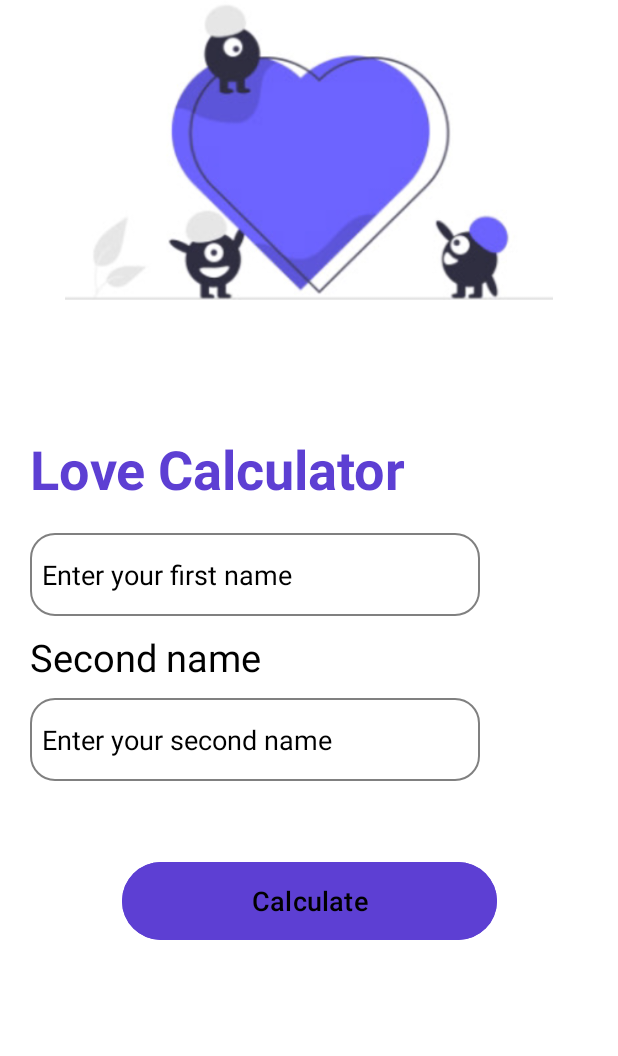
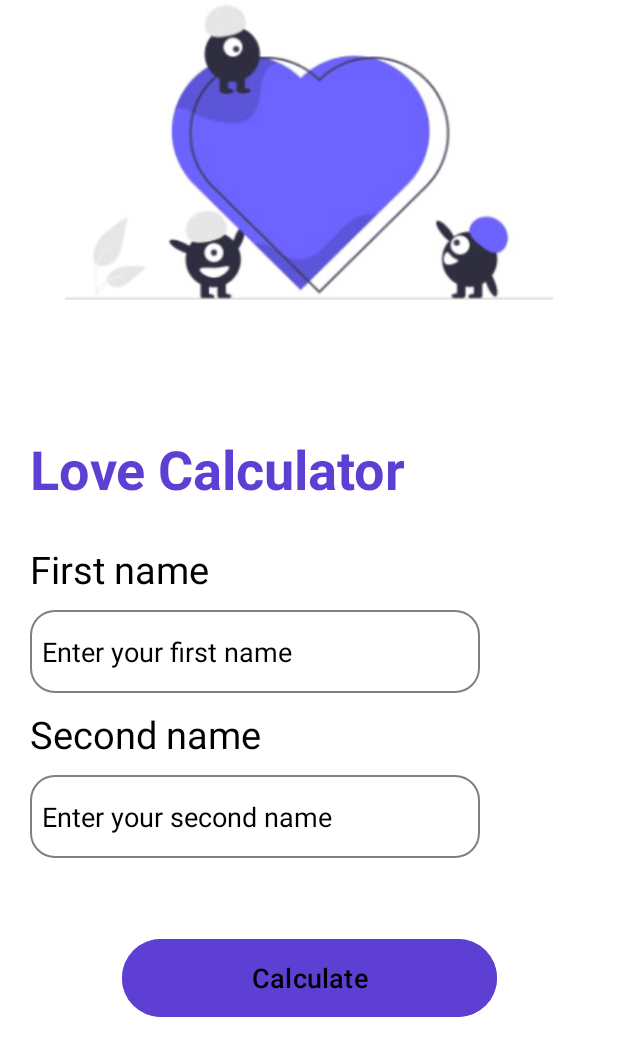
Before and after one commit to nurelmamasharipov/M5_L3, an Android app: the screen it shows after launch (MainActivity), after a tap on "Calculate", on a phone screen of 412 x 824 dp. Shown: the top 1056 px of the screen. Run offline under Robolectric (Android 15) with nearby library versions, the phone set to English and light mode, and no system bars.

Commit message:
home work 3

```diff
--- a/app/build.gradle.kts
+++ b/app/build.gradle.kts
@@ -5,12 +5,12 @@ plugins {
 
 android {
     namespace = "com.example.m5_l2"
-    compileSdk = 34
+    compileSdk = 35
 
     defaultConfig {
         applicationId = "com.example.m5_l2"
         minSdk = 28
-        targetSdk = 34
+        targetSdk = 35
         versionCode = 1
         versionName = "1.0"
 
--- a/app/src/main/java/com/example/m5_l2/MainActivity.kt
+++ /dev/null
@@ -1,46 +0,0 @@
-package com.example.m5_l2
-
-import LoveModel
-import android.app.Activity
-import android.content.Intent
-import android.os.Bundle
-import android.widget.Toast
-import androidx.activity.enableEdgeToEdge
-import androidx.appcompat.app.AppCompatActivity
-import androidx.core.view.ViewCompat
-import androidx.core.view.WindowInsetsCompat
-import com.example.m5_l2.databinding.ActivityMainBinding
-import retrofit2.Call
-import retrofit2.Response
-
-class MainActivity : AppCompatActivity() {
-    private val binding by lazy { ActivityMainBinding.inflate(layoutInflater) }
-    private val api = RetrofitInstance.api
-    override fun onCreate(savedInstanceState: Bundle?) {
-        super.onCreate(savedInstanceState)
-        setContentView(binding.root)
-
-        binding.btnCalculate.setOnClickListener {
-            api.getPercentage(
-                firstName = binding.etFirstName.text.toString(),
-                secondName = binding.etSecondName.text.toString(),
-                key = "c732f0c4e3msh91a761a72200d2dp184bf2jsn54b4a6407fe2",
-                host = "love-calculator.p.rapidapi.com"
-            ).enqueue(object : retrofit2.Callback<LoveModel> {
-                override fun onResponse(p0: Call<LoveModel>, response: Response<LoveModel>) {
-                    if (response.isSuccessful && response.body() != null) {
-                        val loveModel = response.body()!!
-                        val intent = Intent(this@MainActivity, ResultActivity::class.java)
-                        intent.putExtra("loveModel", loveModel)
-                        startActivity(intent)
-                    }
-                }
-
-                override fun onFailure(p0: Call<LoveModel>, thr: Throwable) {
-                    Toast.makeText(this@MainActivity, thr.message, Toast.LENGTH_SHORT).show()
-                }
-
-            })
-        }
-    }
-}
--- a/app/src/main/java/com/example/m5_l2/ApiService.kt
+++ b/app/src/main/java/com/example/m5_l2/data/ApiService.kt
@@ -1,6 +1,6 @@
-package com.example.m5_l2
+package com.example.m5_l2.data
 
-import android.telecom.Call
+import retrofit2.Call
 import retrofit2.http.GET
 import retrofit2.http.Header
 import retrofit2.http.Query
@@ -13,5 +13,5 @@ interface ApiService {
         @Query("sname") secondName: String,
         @Header("x-rapidapi-key") key: String,
         @Header("x-rapidapi-host") host: String
-    ): retrofit2.Call<LoveModel>
+    ): Call<LoveModel>
 }
--- a/app/src/main/java/com/example/m5_l2/RetrofitInstance.kt
+++ b/app/src/main/java/com/example/m5_l2/data/RetrofitInstance.kt
@@ -1,4 +1,4 @@
-package com.example.m5_l2
+package com.example.m5_l2.data
 
 import retrofit2.Retrofit
 import retrofit2.converter.gson.GsonConverterFactory
--- /dev/null
+++ b/app/src/main/java/com/example/m5_l2/ui/MainActivity.kt
@@ -0,0 +1,60 @@
+package com.example.m5_l2.ui
+
+import com.example.m5_l2.data.LoveModel
+import android.content.Intent
+import android.os.Bundle
+import android.view.View
+import android.widget.Toast
+import androidx.appcompat.app.AppCompatActivity
+import com.example.m5_l2.data.RetrofitInstance
+import com.example.m5_l2.databinding.ActivityMainBinding
+import retrofit2.Call
+import retrofit2.Callback
+import retrofit2.Response
+
+class MainActivity : AppCompatActivity(), MainContract.View {
+    private val binding by lazy { ActivityMainBinding.inflate(layoutInflater) }
+    private lateinit var presenter: MainContract.Presenter
+
+    override fun onCreate(savedInstanceState: Bundle?) {
+        super.onCreate(savedInstanceState)
+        setContentView(binding.root)
+
+        presenter = MainPresenter(this)
+
+        binding.btnCalculate.setOnClickListener {
+            presenter.onCalculateClicked(
+                binding.etFirstName.text.toString(),
+                binding.etSecondName.text.toString()
+            )
+        }
+
+    }
+
+    override fun showLoading() {
+        binding.progressBar.visibility = View.VISIBLE
+    }
+
+    override fun hideLoading() {
+        binding.progressBar.visibility = View.GONE
+    }
+
+    override fun showError(message: String) {
+        Toast.makeText(this, message, Toast.LENGTH_SHORT).show()
+    }
+
+    override fun navigateToResult(loveModel: LoveModel) {
+        val intent = Intent(this, ResultActivity::class.java)
+        intent.putExtra("loveModel", loveModel)
+        startActivity(intent)
+    }
+
+    override fun clearInputFields() {
+        binding.apply {
+            etFirstName.text.clear()
+            etSecondName.text.clear()
+            etFirstName.clearFocus()
+            etSecondName.clearFocus()
+        }
+    }
+}
--- /dev/null
+++ b/app/src/main/java/com/example/m5_l2/ui/MainContract.kt
@@ -0,0 +1,17 @@
+package com.example.m5_l2.ui
+
+import com.example.m5_l2.data.LoveModel
+
+interface MainContract {
+    interface View {
+        fun showLoading()
+        fun hideLoading()
+        fun showError(message: String)
+        fun navigateToResult(loveModel: LoveModel)
+        fun clearInputFields()
+    }
+
+    interface Presenter {
+        fun onCalculateClicked(firstName: String, secondName: String)
+    }
+}
--- a/app/src/main/res/layout/activity_main.xml
+++ b/app/src/main/res/layout/activity_main.xml
@@ -6,7 +6,9 @@
     android:layout_width="match_parent"
     android:layout_height="match_parent"
     android:background="@color/white"
-    tools:context=".MainActivity">
+    tools:context=".ui.MainActivity">
+
+
 
     <TextView
         android:id="@+id/tv_title"
@@ -39,8 +41,9 @@
         android:layout_height="55dp"
         android:hint="Enter your first name"
         app:layout_constraintStart_toStartOf="@id/tv_title"
-        android:layout_marginTop="355dp"
-        app:layout_constraintTop_toTopOf="parent"
+        app:layout_constraintTop_toBottomOf="@id/tv_firstName"
+        android:layout_marginTop="10dp"
+        android:textColor="@color/black"
         android:textColorHint="@color/black"
         android:background="@drawable/et_bg"/>
 
@@ -64,6 +67,7 @@
         app:layout_constraintStart_toStartOf="@id/tv_title"
         app:layout_constraintTop_toBottomOf="@id/tv_secondName"
         android:layout_marginTop="10dp"
+        android:textColor="@color/black"
         android:textColorHint="@color/black"
         android:background="@drawable/et_bg"/>
 
@@ -86,4 +90,19 @@
         android:src="@drawable/img1"
         app:layout_constraintTop_toTopOf="parent"/>
 
+    <com.google.android.material.progressindicator.CircularProgressIndicator
+        android:id="@+id/progressBar"
+        android:layout_width="wrap_content"
+        android:layout_height="wrap_content"
+        app:trackColor="#BDBDBD"
+        android:progress="50"
+        app:layout_constraintStart_toStartOf="parent"
+        app:layout_constraintEnd_toEndOf="parent"
+        app:layout_constraintTop_toTopOf="parent"
+        app:layout_constraintBottom_toBottomOf="parent"
+        android:indeterminate="true"
+        android:indeterminateTint="#5D3FD3"
+        android:visibility="gone"
+        tools:visibility="visible"/>
+
 </androidx.constraintlayout.widget.ConstraintLayout>
--- a/app/src/main/res/values/themes.xml
+++ b/app/src/main/res/values/themes.xml
@@ -2,7 +2,7 @@
     <!-- Base application theme. -->
     <style name="Base.Theme.M5_L2" parent="Theme.Material3.DayNight.NoActionBar">
         <!-- Customize your light theme here. -->
-        <!-- <item name="colorPrimary">@color/my_light_primary</item> -->
+        <!-- <item name="colorPrimary">@color/my_light_primary</it  em> -->
     </style>
 
     <style name="Theme.M5_L2" parent="Base.Theme.M5_L2" />
```
Also changed, not shown: app/src/main/AndroidManifest.xml (+4 -4 lines), app/src/main/java/com/example/m5_l2/LoveModel.kt (deleted, +0 -33 lines), app/src/main/java/com/example/m5_l2/data/LoveModel.kt (added, +13 -0 lines), app/src/main/java/com/example/m5_l2/ui/MainPresenter.kt (added, +41 -0 lines), app/src/main/java/com/example/m5_l2/ui/ResultActivity.kt (renamed from app/src/main/java/com/example/m5_l2/ResultActivity.kt, +8 -9 lines), app/src/main/res/layout/activity_result.xml (+7 -7 lines), app/src/main/res/drawable/redheart.jpg (deleted).
